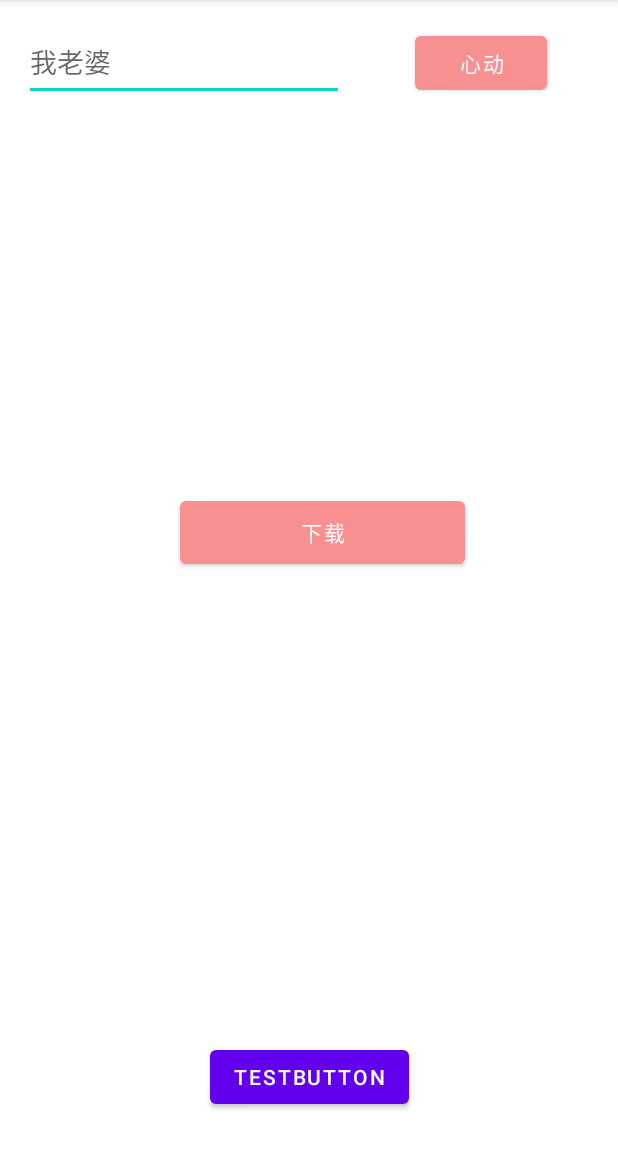
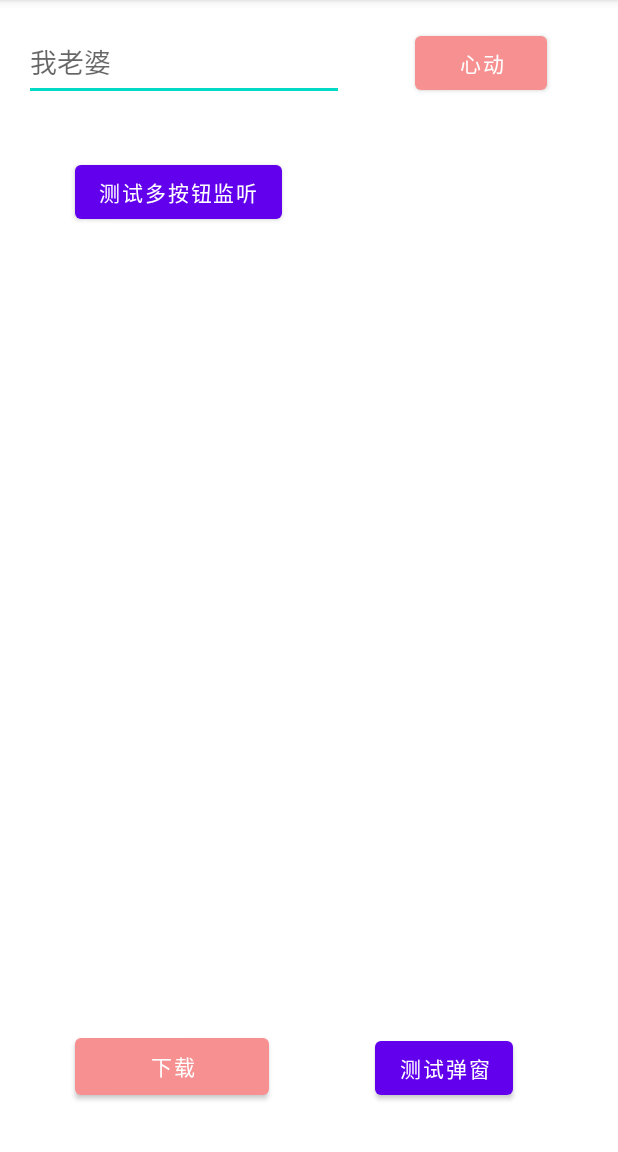
Before and after one commit to hymanlew/androidDemo, an Android app: the screen it shows after launch (MainActivity), on a phone screen of 412 x 824 dp, the part 84-1236 px from its top. Run offline under Robolectric (Android 15) with nearby library versions, the phone set to English and light mode, and no system bars.

Commit message:
add update

```diff
--- a/app/src/main/java/com/hyman/demo/MainActivity.java
+++ b/app/src/main/java/com/hyman/demo/MainActivity.java
@@ -1,8 +1,5 @@
 package com.hyman.demo;
 
-import androidx.appcompat.app.AppCompatActivity;
-
-import android.content.BroadcastReceiver;
 import android.content.Intent;
 import android.os.Bundle;
 import android.util.Log;
@@ -11,7 +8,7 @@ import android.widget.Button;
 import android.widget.EditText;
 import android.widget.Toast;
 
-import java.util.logging.Logger;
+import androidx.appcompat.app.AppCompatActivity;
 
 /**
  * 主界面类，启动页面
@@ -59,7 +56,7 @@ public class MainActivity extends AppCompatActivity {
     public void sendMessage(View view) {
         // Do something in response to button
         Intent intent = new Intent(this, DisplayMessageActivity.class);
-        EditText editText = (EditText) findViewById(R.id.textValue);
+        EditText editText = findViewById(R.id.textValue);
         String message = editText.getText().toString();
         intent.putExtra(EXTRA_MESSAGE, message);
         startActivity(intent);
@@ -71,7 +68,7 @@ public class MainActivity extends AppCompatActivity {
     }
 
     public void download() {
-        Button dbutton = (Button) findViewById(R.id.downloadButton);
+        Button dbutton = findViewById(R.id.downloadButton);
         dbutton.setOnClickListener(new View.OnClickListener() {
             @Override
             public void onClick(View v) {
@@ -86,7 +83,7 @@ public class MainActivity extends AppCompatActivity {
                  */
                 Toast toast = Toast.makeText(MainActivity.this, "开始下载了~~~", Toast.LENGTH_SHORT);
                 toast.show();
-                dbutton.setText("正在下载中。。");
+                dbutton.setText("正在下载。。");
             }
         });
 
@@ -101,4 +98,10 @@ public class MainActivity extends AppCompatActivity {
         Log.i("INFO","输出 Info 信息");
         Log.e("ERROR", "输出 ERROR 信息");
     }
+
+    public void onclickpage(View view) {
+        // Do something in response to button
+        Intent intent = new Intent(this, OnclickListennerActivity.class);
+        startActivity(intent);
+    }
 }
--- a/app/src/main/res/layout/activity_main.xml
+++ b/app/src/main/res/layout/activity_main.xml
@@ -27,7 +27,7 @@
         3，但是不能在 onClick 指定的方法中设置监听器，如果使用点击事件的话，则第一次点击不会生效。
     -->
     <Button
-        android:id="@+id/sendButton"
+        android:id="@+id/normalButton"
         android:layout_width="wrap_content"
         android:layout_height="wrap_content"
         android:layout_marginStart="16dp"
@@ -43,25 +43,39 @@
 
     <Button
         android:id="@+id/downloadButton"
-        android:layout_width="190dp"
-        android:layout_height="54dp"
-        android:layout_marginTop="328dp"
+        android:layout_width="129dp"
+        android:layout_height="50dp"
+        android:layout_marginStart="50dp"
+        android:layout_marginLeft="50dp"
+        android:layout_marginBottom="32dp"
         android:text="@string/download"
         app:backgroundTint="#F79191"
+        app:layout_constraintBottom_toBottomOf="parent"
+        app:layout_constraintStart_toStartOf="parent" />
+
+    <Button
+        android:id="@+id/alertButton"
+        android:layout_width="wrap_content"
+        android:layout_height="wrap_content"
+        android:layout_marginBottom="32dp"
+        android:onClick="testMessage"
+        android:text="测试弹窗"
+        app:layout_constraintBottom_toBottomOf="parent"
         app:layout_constraintEnd_toEndOf="parent"
-        app:layout_constraintHorizontal_bias="0.541"
+        app:layout_constraintStart_toEndOf="@+id/downloadButton" />
+
+    <Button
+        android:id="@+id/onclickpage"
+        android:layout_width="wrap_content"
+        android:layout_height="wrap_content"
+        android:layout_marginStart="16dp"
+        android:layout_marginLeft="16dp"
+        android:layout_marginTop="104dp"
+        android:onClick="onclickpage"
+        android:text="测试多按钮监听"
+        app:layout_constraintEnd_toEndOf="parent"
+        app:layout_constraintHorizontal_bias="0.132"
         app:layout_constraintStart_toStartOf="parent"
         app:layout_constraintTop_toTopOf="parent" />
 
-    <Button
-        android:id="@+id/button"
-        android:layout_width="wrap_content"
-        android:layout_height="wrap_content"
-        android:layout_marginBottom="26dp"
-        android:onClick="testMessage"
-        android:text="TestButton"
-        app:layout_constraintBottom_toBottomOf="parent"
-        app:layout_constraintEnd_toEndOf="parent"
-        app:layout_constraintStart_toStartOf="parent" />
-
 </androidx.constraintlayout.widget.ConstraintLayout>
--- a/app/src/main/res/values/strings.xml
+++ b/app/src/main/res/values/strings.xml
@@ -1,5 +1,9 @@
 <resources>
     <string name="app_name">loveU</string>
+
+    <string name="msg_page">显示信息页面</string>
+    <string name="click_page">多按钮点击页面</string>
+
     <string name="value">我老婆</string>
     <string name="send">心动</string>
     <string name="download">下载</string>
```
Also changed, not shown: app/src/main/AndroidManifest.xml (+10 -1 lines), app/src/main/java/com/hyman/demo/OnclickListennerActivity.java (added, +50 -0 lines), app/src/main/java/com/hyman/demo/common/BackToMain.java (added, +8 -0 lines), app/src/main/res/layout/activity_onclick_listener.xml (added, +35 -0 lines).
